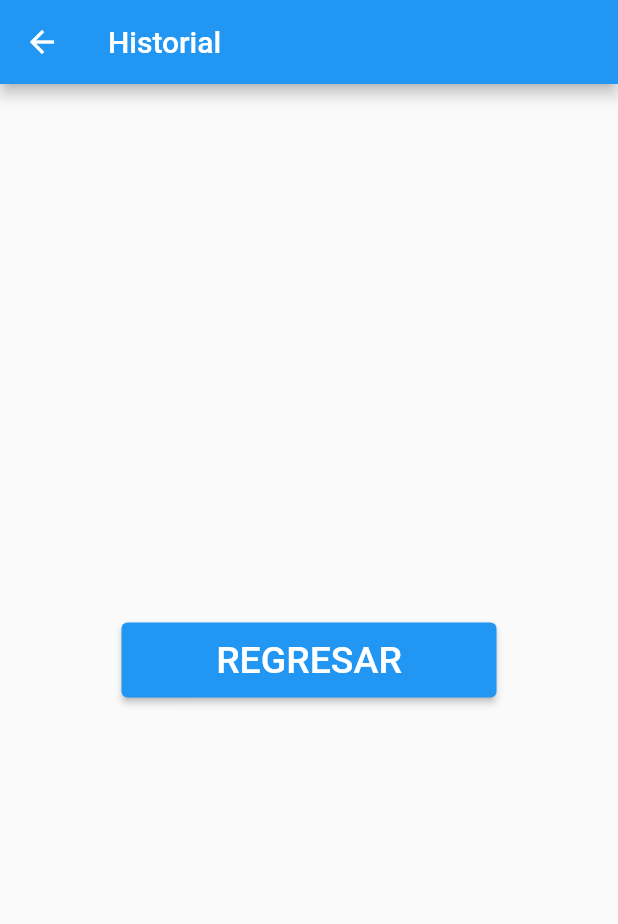
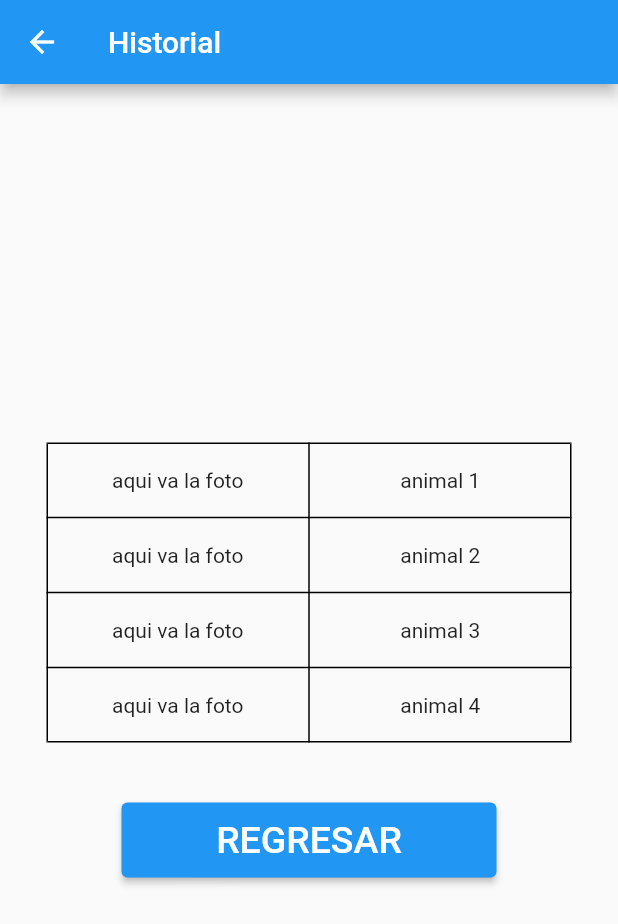
Before and after one commit to alex-style1007/New, a Flutter app: the Historial screen opened directly, on a phone screen of 412 x 824 dp. Shown: the top 924 px of the screen. Run offline on Flutter 3.47's test engine with Material 2 defaults, Android fonts, the phone set to English and light mode, and no system bars; our stand-ins replace image_picker.

Commit message:
tabla sin imagenes en historial

```diff
--- a/lib/views/historial.dart
+++ b/lib/views/historial.dart
@@ -13,6 +13,82 @@ class Historial extends StatelessWidget {
       body: Column(
         mainAxisAlignment: MainAxisAlignment.center,
         children: [
+          SizedBox(
+            height: 200, // Establece la altura máxima de la tabla
+            width: 350,
+            child: SingleChildScrollView(
+              child: Table(// Establece el estilo de la tabla
+                border: TableBorder.all(),
+                children: const [
+                  TableRow(
+                    children: [
+                      TableCell( // Celda 1, columna 1
+                        child: SizedBox(
+                          height: 50,
+                          child: Center(child: Text('aqui va la foto')),
+                        ),
+                      ),
+                      TableCell( // Celda 1, columna 2
+                        child: SizedBox(
+                          height: 50,
+                          child: Center(child: Text('animal 1')),
+                        ),
+                      ),
+                    ],
+                  ),
+                  TableRow(
+                    children: [
+                      TableCell( // Celda 2, columna 1
+                        child: SizedBox(
+                          height: 50,
+                          child: Center(child: Text('aqui va la foto')),
+                        ),
+                      ),
+                      TableCell(// Celda 2, columna 2
+                        child: SizedBox(
+                          height: 50,
+                          child: Center(child: Text('animal 2')),
+                        ),
+                      ),
+                    ],
+                  ),
+                  TableRow(
+                    children: [
+                      TableCell( // Celda 3, columna 1
+                        child: SizedBox(
+                          height: 50,
+                          child: Center(child: Text('aqui va la foto')),
+                        ),
+                      ),
+                      TableCell( // Celda 3, columna 2
+                        child: SizedBox(
+                          height: 50,
+                          child: Center(child: Text('animal 3')),
+                        ),
+                      ),
+                    ],
+                  ),
+                  TableRow(
+                    children: [
+                      TableCell(// Celda 4, columna 1
+                        child: SizedBox(
+                          height: 50,
+                          child: Center(child: Text('aqui va la foto')),
+                        ),
+                      ),
+                      TableCell(// Celda 4, columna 2
+                        child: SizedBox(
+                          height: 50,
+                          child: Center(child: Text('animal 4')),
+                        ),
+                      ),
+                    ],
+                  ),
+                ],
+              ),
+            ),
+          ),
+          const SizedBox(height: 40),
           Center(
             child: SizedBox(
               width: 250,
```
